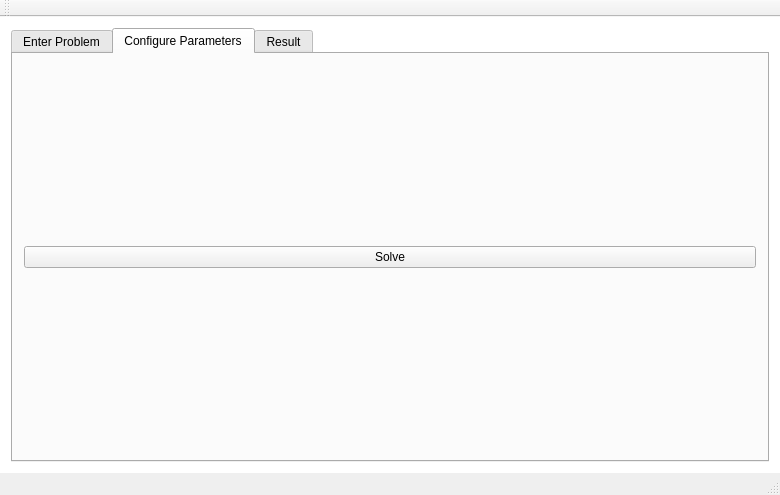
The window that Optiblech/mainwindow.ui (CSNWEB/gi-2015) describes before a commit, drawn with Qt 5.
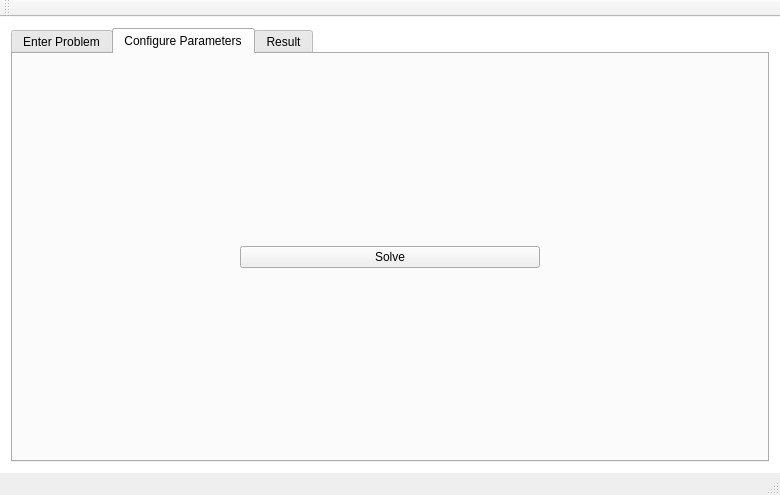
The same window after the commit. The open tabs and pages were chosen to show the change.

Patch:
```diff
--- a/Optiblech/mainwindow.ui
+++ b/Optiblech/mainwindow.ui
@@ -249,6 +249,12 @@
        <layout class="QHBoxLayout" name="horizontalLayout_3">
         <item>
          <widget class="QPushButton" name="solveButton">
+          <property name="maximumSize">
+           <size>
+            <width>300</width>
+            <height>16777215</height>
+           </size>
+          </property>
           <property name="text">
            <string>Solve</string>
           </property>
```
Left out of the diff: 8 changed lines with no effect on the pictures.
